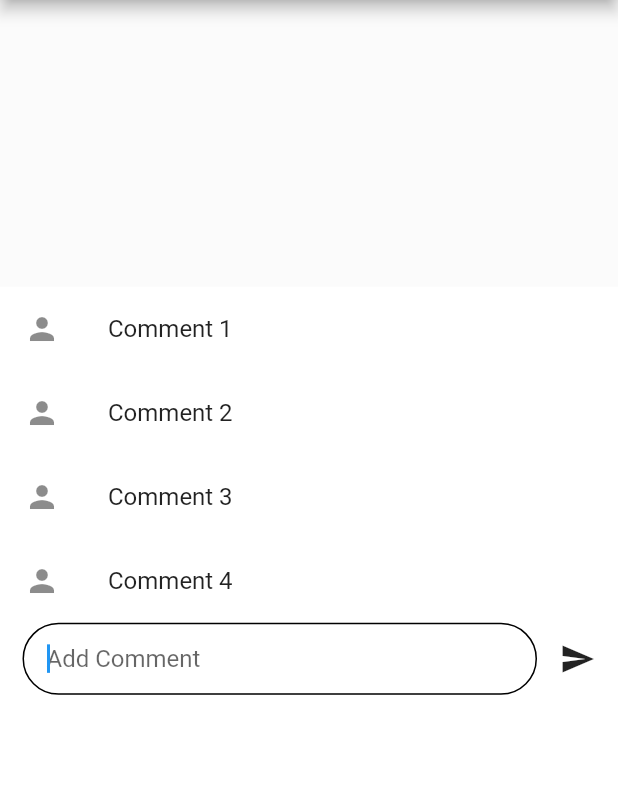
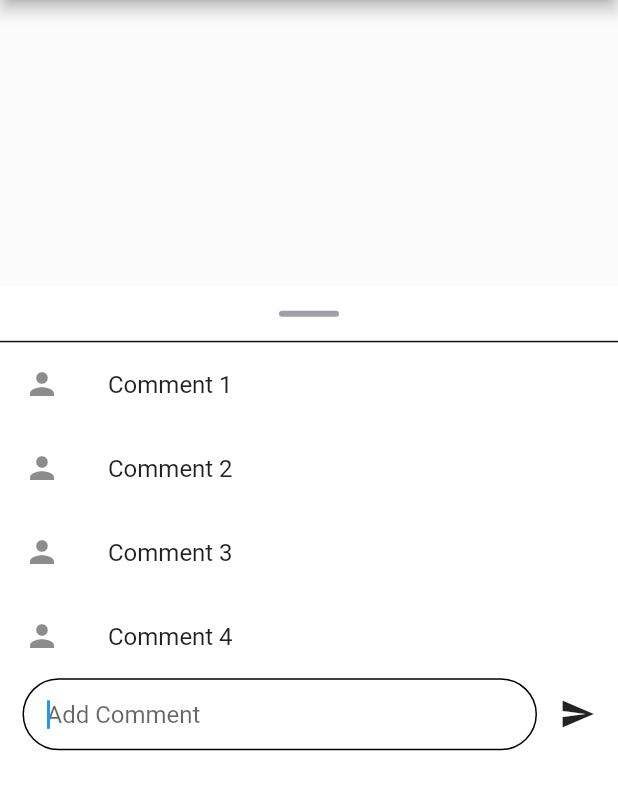
Before and after one commit to dagmawi202/Flutter_draggablescrollsheet, a Flutter app: the screen it shows after launch, after a tap on "Open Only", on a phone screen of 412 x 824 dp, the part 84-894 px from its top. Run offline on Flutter 3.47's test engine with Material 2 defaults, Android fonts, the phone set to English and light mode, and no system bars.

Commit message:
Modified Comment Dart File

```diff
--- a/lib/comment_sheet.dart
+++ b/lib/comment_sheet.dart
@@ -1,4 +1,5 @@
 import 'package:flutter/material.dart';
+import 'package:test/add_comment.dart';
 
 class CommentSheet extends StatefulWidget {
   const CommentSheet({Key? key}) : super(key: key);
@@ -32,6 +33,7 @@ class _CommentSheetState extends State<CommentSheet> {
               ),
               child:
                   Column(mainAxisAlignment: MainAxisAlignment.start, children: [
+                _buildHeader(),
                 Column(
                     crossAxisAlignment: CrossAxisAlignment.center,
                     mainAxisSize: MainAxisSize.min,
@@ -125,4 +127,24 @@ class _CommentSheetState extends State<CommentSheet> {
               ]));
         });
   }
+
+  Widget _buildHeader() {
+    return Column(
+      children: <Widget>[
+        Center(
+          child: Padding(
+            padding: const EdgeInsets.symmetric(vertical: 16),
+            child: Container(
+              width: 40,
+              height: 4,
+              decoration: BoxDecoration(
+                  borderRadius: BorderRadius.circular(20),
+                  color: Color(0xFFA19DA9)),
+            ),
+          ),
+        ),
+        Divider(height: 1, thickness: 1, color: Color(0xFF151417)),
+      ],
+    );
+  }
 }
--- a/lib/main.dart
+++ b/lib/main.dart
@@ -116,122 +116,123 @@ class _MyHomePageState extends State<MyHomePage> {
                     letterSpacing: 0.6),
               ),
             ),
-            Text(
-              "_________",
-              style: TextStyle(
-                  fontStyle: FontStyle.italic,
-                  letterSpacing: 0.4,
-                  fontWeight: FontWeight.w600),
-            ),
-            SizedBox(
-              height: 20,
-            ),
-            RaisedButton(
-              shape: RoundedRectangleBorder(
-                  borderRadius: BorderRadius.all(Radius.circular(10.0))),
-              onPressed: () {
-                showModalBottomSheet(
-                    context: context,
-                    isScrollControlled:
-                        true, //specifies whether this is a route for a bottom sheet that will utilize DraggableScrollableSheet.
-                    useRootNavigator:
-                        true, // This is useful in the case that a modal BottomSheet needs to be displayed above all other content but the caller is inside another Navigator.
-                    enableDrag:
-                        true, // parameter specifies whether the bottom sheet can be dragged up and down and dismissed by swiping downwards.
-                    isDismissible:
-                        true, // specifies whether the bottom sheet will be dismissed when user taps on the scrim.
-                    barrierColor: Colors.transparent,
-                    builder: (context) {
-                      return Column(
-                        mainAxisSize: MainAxisSize.max,
-                        mainAxisAlignment: MainAxisAlignment.spaceAround,
-                        children: <Widget>[
-                          ListTile(
-                            leading: new Icon(Icons.photo),
-                            title: new Text('Photo'),
-                            onTap: () {
-                              Navigator.pop(context);
-                            },
-                          ),
-                          ListTile(
-                            leading: new Icon(Icons.music_note),
-                            title: new Text('Music'),
-                            onTap: () {
-                              Navigator.pop(context);
-                            },
-                          ),
-                          ListTile(
-                            leading: new Icon(Icons.videocam),
-                            title: new Text('Video'),
-                            onTap: () {
-                              Navigator.pop(context);
-                            },
-                          ),
-                          ListTile(
-                            leading: new Icon(Icons.share),
-                            title: new Text('Share'),
-                            onTap: () {
-                              Navigator.pop(context);
-                            },
-                          ),
-                        ],
-                      );
-                    });
-              },
-              padding:
-                  EdgeInsets.only(left: 30, right: 30, top: 15, bottom: 15),
-              color: Colors.pink,
-              child: Text(
-                'Only showModalBottomSheet',
-                style: TextStyle(
-                    color: Colors.white,
-                    fontWeight: FontWeight.w600,
-                    letterSpacing: 0.6),
-              ),
-            ),
-            Text(
-              "_________",
-              style: TextStyle(
-                  fontStyle: FontStyle.italic,
-                  letterSpacing: 0.4,
-                  fontWeight: FontWeight.w600),
-            ),
-            SizedBox(
-              height: 20,
-            ),
-            RaisedButton(
-              shape: RoundedRectangleBorder(
-                  borderRadius: BorderRadius.all(Radius.circular(10.0))),
-              onPressed: () {
-                showModalBottomSheet(
-                    backgroundColor: Colors.yellow,
-                    context: context,
-                    isScrollControlled: true,
-                    isDismissible: true,
-                    builder: (BuildContext context) {
-                      return DraggableScrollableSheet(
-                          initialChildSize: 0.40, //set this as you want
-                          maxChildSize: 0.75, //set this as you want
-                          minChildSize: 0.38, //set this as you want
-                          expand: true,
-                          builder: (context, scrollController) {
-                            return Container(
-                              child: Text("Content"),
-                            ); //whatever you're returning, does not have to be a Container
-                          });
-                    });
-              },
-              padding:
-                  EdgeInsets.only(left: 30, right: 30, top: 15, bottom: 15),
-              color: Colors.pink,
-              child: Text(
-                'Only DraggableScrollableSheet',
-                style: TextStyle(
-                    color: Colors.white,
-                    fontWeight: FontWeight.w600,
-                    letterSpacing: 0.6),
-              ),
-            ),
+
+            // Text(
+            //   "_________",
+            //   style: TextStyle(
+            //       fontStyle: FontStyle.italic,
+            //       letterSpacing: 0.4,
+            //       fontWeight: FontWeight.w600),
+            // ),
+            // SizedBox(
+            //   height: 20,
+            // ),
+            // RaisedButton(
+            //   shape: RoundedRectangleBorder(
+            //       borderRadius: BorderRadius.all(Radius.circular(10.0))),
+            //   onPressed: () {
+            //     showModalBottomSheet(
+            //         context: context,
+            //         isScrollControlled:
+            //             true, //specifies whether this is a route for a bottom sheet that will utilize DraggableScrollableSheet.
+            //         useRootNavigator:
+            //             true, // This is useful in the case that a modal BottomSheet needs to be displayed above all other content but the caller is inside another Navigator.
+            //         enableDrag:
+            //             true, // parameter specifies whether the bottom sheet can be dragged up and down and dismissed by swiping downwards.
+            //         isDismissible:
+            //             true, // specifies whether the bottom sheet will be dismissed when user taps on the scrim.
+            //         barrierColor: Colors.transparent,
+            //         builder: (context) {
+            //           return Column(
+            //             mainAxisSize: MainAxisSize.max,
+            //             mainAxisAlignment: MainAxisAlignment.spaceAround,
+            //             children: <Widget>[
+            //               ListTile(
+            //                 leading: new Icon(Icons.photo),
+            //                 title: new Text('Photo'),
+            //                 onTap: () {
+            //                   Navigator.pop(context);
+            //                 },
+            //               ),
+            //               ListTile(
+            //                 leading: new Icon(Icons.music_note),
+            //                 title: new Text('Music'),
+            //                 onTap: () {
+            //                   Navigator.pop(context);
+            //                 },
+            //               ),
+            //               ListTile(
+            //                 leading: new Icon(Icons.videocam),
+            //                 title: new Text('Video'),
+            //                 onTap: () {
+            //                   Navigator.pop(context);
+            //                 },
+            //               ),
+            //               ListTile(
+            //                 leading: new Icon(Icons.share),
+            //                 title: new Text('Share'),
+            //                 onTap: () {
+            //                   Navigator.pop(context);
+            //                 },
+            //               ),
+            //             ],
+            //           );
+            //         });
+            //   },
+            //   padding:
+            //       EdgeInsets.only(left: 30, right: 30, top: 15, bottom: 15),
+            //   color: Colors.pink,
+            //   child: Text(
+            //     'Only showModalBottomSheet',
+            //     style: TextStyle(
+            //         color: Colors.white,
+            //         fontWeight: FontWeight.w600,
+            //         letterSpacing: 0.6),
+            //   ),
+            // ),
+            // Text(
+            //   "_________",
+            //   style: TextStyle(
+            //       fontStyle: FontStyle.italic,
+            //       letterSpacing: 0.4,
+            //       fontWeight: FontWeight.w600),
+            // ),
+            // SizedBox(
+            //   height: 20,
+            // ),
+            // RaisedButton(
+            //   shape: RoundedRectangleBorder(
+            //       borderRadius: BorderRadius.all(Radius.circular(10.0))),
+            //   onPressed: () {
+            //     showModalBottomSheet(
+            //         backgroundColor: Colors.yellow,
+            //         context: context,
+            //         isScrollControlled: true,
+            //         isDismissible: true,
+            //         builder: (BuildContext context) {
+            //           return DraggableScrollableSheet(
+            //               initialChildSize: 0.40, //set this as you want
+            //               maxChildSize: 0.75, //set this as you want
+            //               minChildSize: 0.38, //set this as you want
+            //               expand: true,
+            //               builder: (context, scrollController) {
+            //                 return Container(
+            //                   child: Text("Content"),
+            //                 ); //whatever you're returning, does not have to be a Container
+            //               });
+            //         });
+            //   },
+            //   padding:
+            //       EdgeInsets.only(left: 30, right: 30, top: 15, bottom: 15),
+            //   color: Colors.pink,
+            //   child: Text(
+            //     'Only DraggableScrollableSheet',
+            //     style: TextStyle(
+            //         color: Colors.white,
+            //         fontWeight: FontWeight.w600,
+            //         letterSpacing: 0.6),
+            //   ),
+            // ),
           ],
         ),
       ),
```
